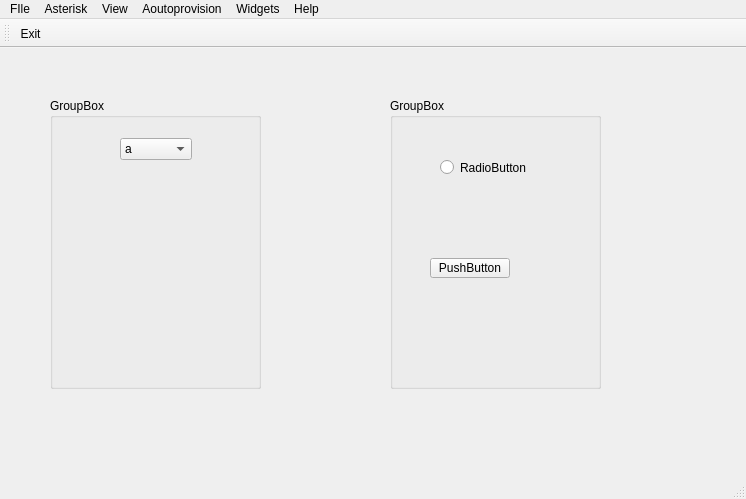
Before: the Qt Designer form src/managervoip.ui in brestows/voipmanager, drawn with Qt 5.
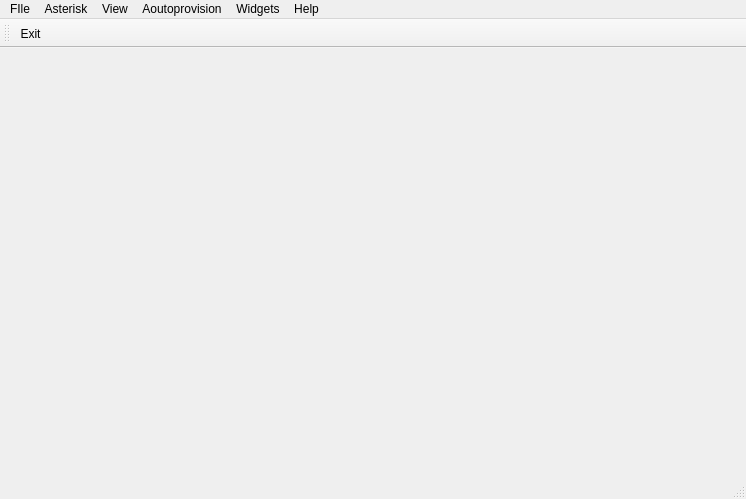
After: the same form once the commit is applied. Custom widgets are drawn as their Qt base class.

Patch:
```diff
--- a/src/managervoip.ui
+++ b/src/managervoip.ui
@@ -14,95 +14,7 @@
    <string>ManagerVoIP</string>
   </property>
   <widget class="QWidget" name="centralWidget">
-   <widget class="MovedBox" name="groupBox_2">
-    <property name="geometry">
-     <rect>
-      <x>50</x>
-      <y>50</y>
-      <width>211</width>
-      <height>291</height>
-     </rect>
-    </property>
-    <property name="minimumSize">
-     <size>
-      <width>150</width>
-      <height>250</height>
-     </size>
-    </property>
-    <property name="title">
-     <string>GroupBox</string>
-    </property>
-    <widget class="QComboBox" name="comboBox">
-     <property name="geometry">
-      <rect>
-       <x>70</x>
-       <y>40</y>
-       <width>72</width>
-       <height>22</height>
-      </rect>
-     </property>
-     <item>
-      <property name="text">
-       <string>a</string>
-      </property>
-     </item>
-     <item>
-      <property name="text">
-       <string>b</string>
-      </property>
-     </item>
-     <item>
-      <property name="text">
-       <string>c</string>
-      </property>
-     </item>
-    </widget>
-   </widget>
-   <widget class="MovedBox" name="groupBox_3">
-    <property name="geometry">
-     <rect>
-      <x>390</x>
-      <y>50</y>
-      <width>211</width>
-      <height>291</height>
-     </rect>
-    </property>
-    <property name="minimumSize">
-     <size>
-      <width>150</width>
-      <height>250</height>
-     </size>
-    </property>
-    <property name="title">
-     <string>GroupBox</string>
-    </property>
-    <widget class="QRadioButton" name="radioButton">
-     <property name="geometry">
-      <rect>
-       <x>50</x>
-       <y>60</y>
-       <width>92</width>
-       <height>19</height>
-      </rect>
-     </property>
-     <property name="text">
-      <string>RadioButton</string>
-     </property>
-    </widget>
-    <widget class="QPushButton" name="pushButton">
-     <property name="geometry">
-      <rect>
-       <x>40</x>
-       <y>160</y>
-       <width>80</width>
-       <height>20</height>
-      </rect>
-     </property>
-     <property name="text">
-      <string>PushButton</string>
-     </property>
-    </widget>
-   </widget>
+   <layout class="QVBoxLayout" name="verticalLayout"/>
   </widget>
   <widget class="QMenuBar" name="menuBar">
    <property name="geometry">
@@ -289,14 +201,6 @@
   </action>
  </widget>
  <layoutdefault spacing="6" margin="11"/>
- <customwidgets>
-  <customwidget>
-   <class>MovedBox</class>
-   <extends>QGroupBox</extends>
-   <header>movedbox.h</header>
-   <container>1</container>
-  </customwidget>
- </customwidgets>
  <resources/>
  <connections/>
 </ui>
```
Left out of the diff: 3 changed lines with no effect on the pictures.
